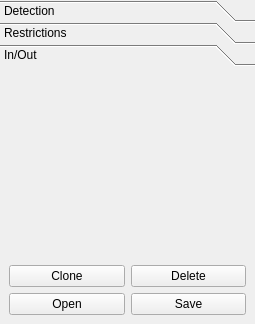
Old version of the form ui/tab_featuresUi.ui in the repository wonkoderverstaendige/Spotter.
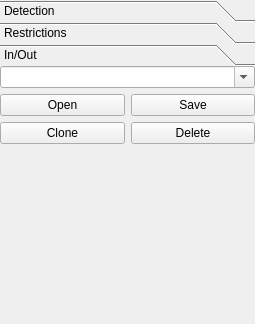
New version of the form. The open tabs and pages were chosen to show the change.

```diff
--- a/ui/tab_featuresUi.ui
+++ b/ui/tab_featuresUi.ui
@@ -324,37 +324,6 @@
            </item>
           </layout>
          </item>
-         <item row="8" column="0">
-          <widget class="QComboBox" name="combo_label">
-           <property name="enabled">
-            <bool>false</bool>
-           </property>
-           <property name="editable">
-            <bool>false</bool>
-           </property>
-           <property name="currentIndex">
-            <number>-1</number>
-           </property>
-           <property name="insertPolicy">
-            <enum>QComboBox::NoInsert</enum>
-           </property>
-           <item>
-            <property name="text">
-             <string>redLED</string>
-            </property>
-           </item>
-           <item>
-            <property name="text">
-             <string>greenLED</string>
-            </property>
-           </item>
-           <item>
-            <property name="text">
-             <string>blueLED</string>
-            </property>
-           </item>
-          </widget>
-         </item>
          <item row="3" column="0">
           <layout class="QGridLayout" name="gridLayout_3">
            <property name="topMargin">
@@ -535,36 +504,48 @@
          <string>In/Out</string>
         </attribute>
         <layout class="QGridLayout" name="gridLayout_7">
-         <item row="2" column="3">
-          <widget class="QPushButton" name="pushButton_8">
+         <property name="margin">
+          <number>0</number>
+         </property>
+         <item row="0" column="0">
+          <layout class="QGridLayout" name="gridLayout_9">
+           <item row="1" column="1">
+            <widget class="QPushButton" name="pushButton_12">
            <property name="text">
             <string>Save</string>
            </property>
           </widget>
          </item>
          <item row="2" column="1">
-          <widget class="QPushButton" name="pushButton_9">
-           <property name="text">
-            <string>Open</string>
-           </property>
-          </widget>
-         </item>
-         <item row="1" column="1">
-          <widget class="QPushButton" name="pushButton_4">
-           <property name="text">
-            <string>Clone</string>
-           </property>
-          </widget>
-         </item>
-         <item row="1" column="3">
-          <widget class="QPushButton" name="pushButton_5">
+            <widget class="QPushButton" name="pushButton_13">
            <property name="text">
             <string>Delete</string>
            </property>
           </widget>
          </item>
-         <item row="0" column="1">
-          <spacer name="verticalSpacer_3">
+           <item row="2" column="0">
+            <widget class="QPushButton" name="pushButton_14">
+             <property name="text">
+              <string>Clone</string>
+             </property>
+            </widget>
+           </item>
+           <item row="1" column="0">
+            <widget class="QPushButton" name="pushButton_15">
+             <property name="text">
+              <string>Open</string>
+             </property>
+            </widget>
+           </item>
+           <item row="0" column="0" colspan="2">
+            <widget class="QComboBox" name="combo_label">
+             <property name="editable">
+              <bool>true</bool>
+             </property>
+            </widget>
+           </item>
+           <item row="3" column="0" rowspan="2" colspan="2">
+            <spacer name="verticalSpacer_5">
            <property name="orientation">
             <enum>Qt::Vertical</enum>
            </property>
@@ -575,6 +556,8 @@
             </size>
            </property>
           </spacer>
+           </item>
+          </layout>
          </item>
         </layout>
        </widget>
```
Left out of the diff: 6 changed lines with no effect on the pictures. Lines whose indentation alone changed are shown as unchanged.
